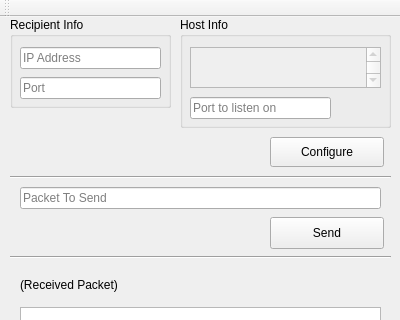
First picture: the form in NetworkingTest/mainwindow.ui, repository chriskonstad/networkingtest, before the edit; both pictures show x 0 to 400 and y 0 to 320 of the 400 by 550 pixel window.
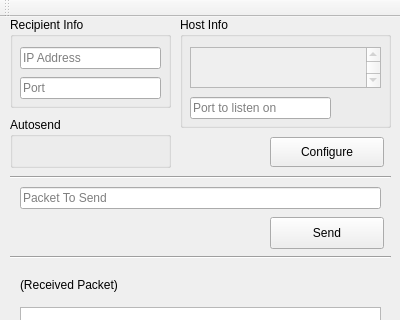
Second picture: the form after the edit.

Commit message: Added autosending and portsharing using QUdpSocket::ShareAddress.

The edit to the form file:
```diff
--- a/NetworkingTest/mainwindow.ui
+++ b/NetworkingTest/mainwindow.ui
@@ -258,6 +258,41 @@
      <bool>true</bool>
     </property>
    </widget>
+   <widget class="QGroupBox" name="groupBox_3">
+    <property name="geometry">
+     <rect>
+      <x>10</x>
+      <y>100</y>
+      <width>161</width>
+      <height>51</height>
+     </rect>
+    </property>
+    <property name="title">
+     <string>Autosend</string>
+    </property>
+    <widget class="QWidget" name="">
+     <property name="geometry">
+      <rect>
+       <x>10</x>
+       <y>20</y>
+       <width>141</width>
+       <height>22</height>
+      </rect>
+     </property>
+     <layout class="QHBoxLayout" name="horizontalLayout">
+      <item>
+       <widget class="QCheckBox" name="cbEnable">
+        <property name="text">
+         <string>Enable</string>
+        </property>
+       </widget>
+      </item>
+      <item>
+       <widget class="QDoubleSpinBox" name="sbTime"/>
+      </item>
+     </layout>
+    </widget>
+   </widget>
    <zorder>groupBox_2</zorder>
    <zorder>groupBox</zorder>
    <zorder>packetLE</zorder>
```
Left out of the diff: 3 changed lines with no effect on the pictures. The commit also changes 2 other files.
